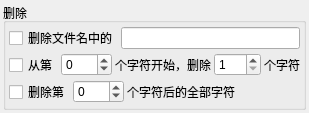
Old version of the form ui/src/ui_widget_delete.ui in the repository PPJUST/Easy-ReNamer.
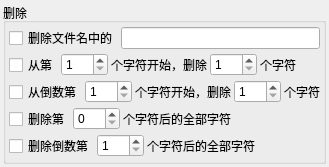
New version of the form.

```diff
--- a/ui/src/ui_widget_delete.ui
+++ b/ui/src/ui_widget_delete.ui
@@ -6,8 +6,8 @@
    <rect>
     <x>0</x>
     <y>0</y>
-    <width>301</width>
-    <height>108</height>
+    <width>320</width>
+    <height>150</height>
    </rect>
   </property>
   <property name="windowTitle">
@@ -82,7 +82,7 @@
         <item>
          <widget class="QSpinBox" name="spinBox_index">
           <property name="minimum">
-           <number>-999</number>
+           <number>1</number>
           </property>
           <property name="maximum">
            <number>999</number>
@@ -116,7 +116,68 @@
         <item>
          <spacer name="horizontalSpacer">
           <property name="orientation">
-           <enum>Qt::Horizontal</enum>
+           <enum>Qt::Orientation::Horizontal</enum>
+          </property>
+          <property name="sizeHint" stdset="0">
+           <size>
+            <width>40</width>
+            <height>20</height>
+           </size>
+          </property>
+         </spacer>
+        </item>
+       </layout>
+      </item>
+      <item>
+       <layout class="QHBoxLayout" name="horizontalLayout_6">
+        <property name="spacing">
+         <number>3</number>
+        </property>
+        <item>
+         <widget class="QCheckBox" name="checkBox_delete_index_back">
+          <property name="text">
+           <string>从倒数第</string>
+          </property>
+         </widget>
+        </item>
+        <item>
+         <widget class="QSpinBox" name="spinBox_index_back">
+          <property name="minimum">
+           <number>1</number>
+          </property>
+          <property name="maximum">
+           <number>999</number>
+          </property>
+         </widget>
+        </item>
+        <item>
+         <widget class="QLabel" name="label_6">
+          <property name="text">
+           <string>个字符开始，删除</string>
+          </property>
+         </widget>
+        </item>
+        <item>
+         <widget class="QSpinBox" name="spinBox_delete_count_back">
+          <property name="minimum">
+           <number>1</number>
+          </property>
+          <property name="maximum">
+           <number>999</number>
+          </property>
+         </widget>
+        </item>
+        <item>
+         <widget class="QLabel" name="label_7">
+          <property name="text">
+           <string>个字符</string>
+          </property>
+         </widget>
+        </item>
+        <item>
+         <spacer name="horizontalSpacer_2">
+          <property name="orientation">
+           <enum>Qt::Orientation::Horizontal</enum>
           </property>
           <property name="sizeHint" stdset="0">
            <size>
@@ -143,7 +204,7 @@
         <item>
          <widget class="QSpinBox" name="spinBox_index_del_after">
           <property name="minimum">
-           <number>-999</number>
+           <number>0</number>
           </property>
           <property name="maximum">
            <number>999</number>
@@ -159,6 +220,37 @@
         </item>
        </layout>
       </item>
+      <item>
+       <layout class="QHBoxLayout" name="horizontalLayout_5" stretch="0,0,1">
+        <property name="spacing">
+         <number>3</number>
+        </property>
+        <item>
+         <widget class="QCheckBox" name="checkBox_delete_index_after_back">
+          <property name="text">
+           <string>删除倒数第</string>
+          </property>
+         </widget>
+        </item>
+        <item>
+         <widget class="QSpinBox" name="spinBox_index_del_after_back">
+          <property name="minimum">
+           <number>1</number>
+          </property>
+          <property name="maximum">
+           <number>999</number>
+          </property>
+         </widget>
+        </item>
+        <item>
+         <widget class="QLabel" name="label_5">
+          <property name="text">
+           <string>个字符后的全部字符</string>
+          </property>
+         </widget>
+        </item>
+       </layout>
+      </item>
      </layout>
     </widget>
    </item>
```
